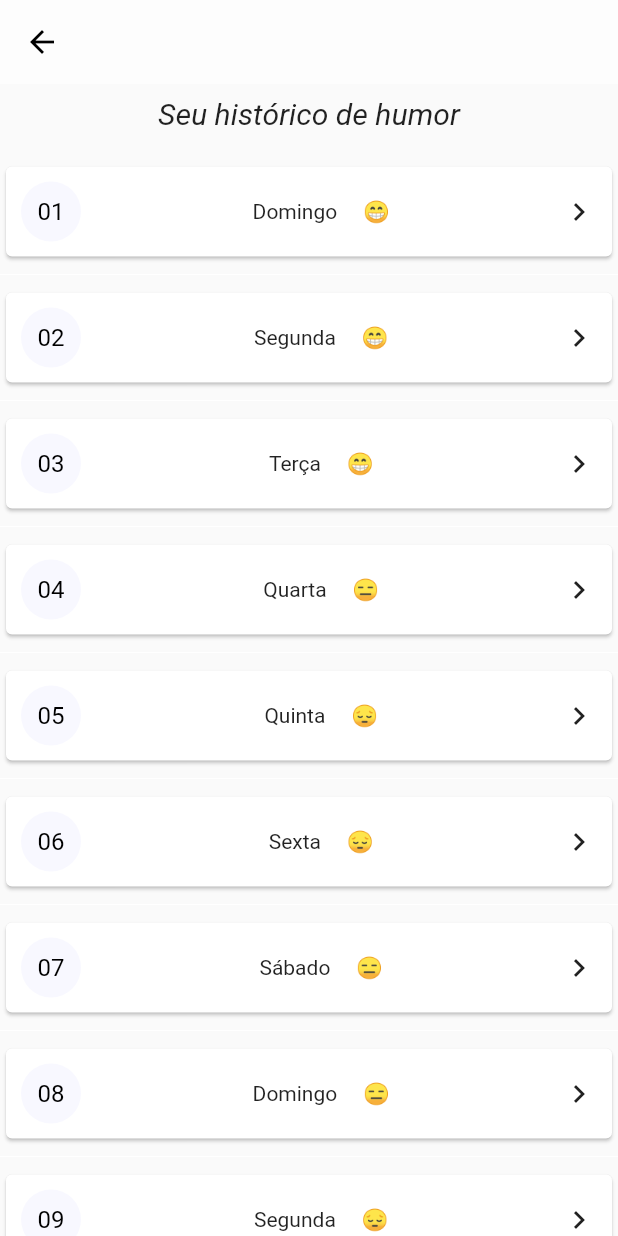
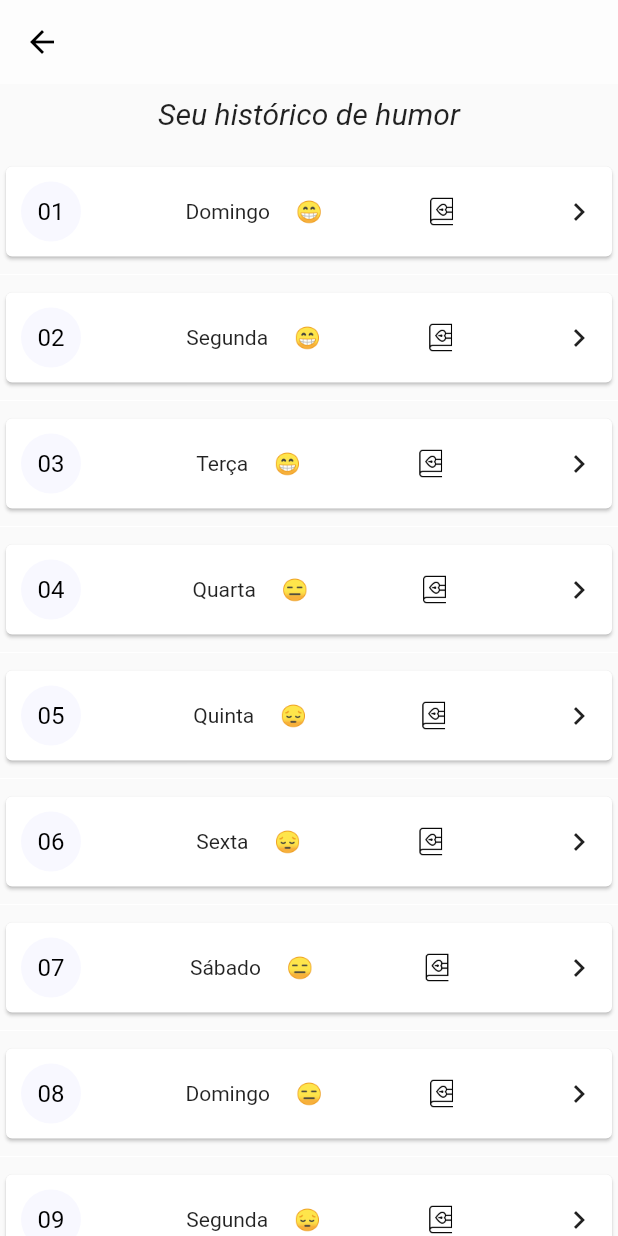
Before and after one commit to themaripool/INF1300-Trabalho, a Flutter app: the ThirdPage screen opened directly, on a phone screen of 412 x 824 dp. Run offline on Flutter 3.47's test engine with Material 2 defaults, Android fonts, the phone set to English and light mode, and no system bars; our stand-ins replace auto_size_text, splashscreen; missing offline and left inert: fcharts; Roboto replaces fonts that are missing (OpenSans).

Commit message:
[ADD] icone do diario na lista

```diff
--- a/inf1300_relax/lib/thirdPage.dart
+++ b/inf1300_relax/lib/thirdPage.dart
@@ -134,6 +134,8 @@ class _ThirdPageState extends State<ThirdPage> {
 
                                 Text(data[index]['diaSemana'] + "     " + data[index]['humor']),
 
+                                Image.asset("assets/iconeDiario.png", width: 20,height: 20,fit: BoxFit.fill,),
+
                                 Icon(Icons.keyboard_arrow_right),
                               ],
                             )
```
Also changed, not shown: inf1300_relax/assets/iconeDiario.png (added).
